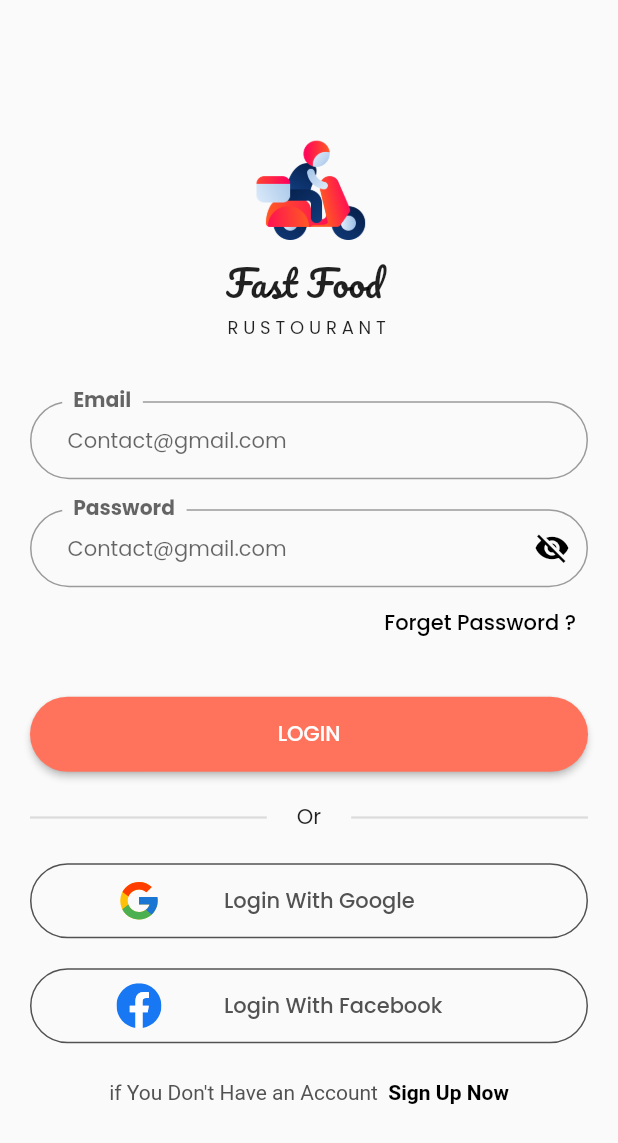
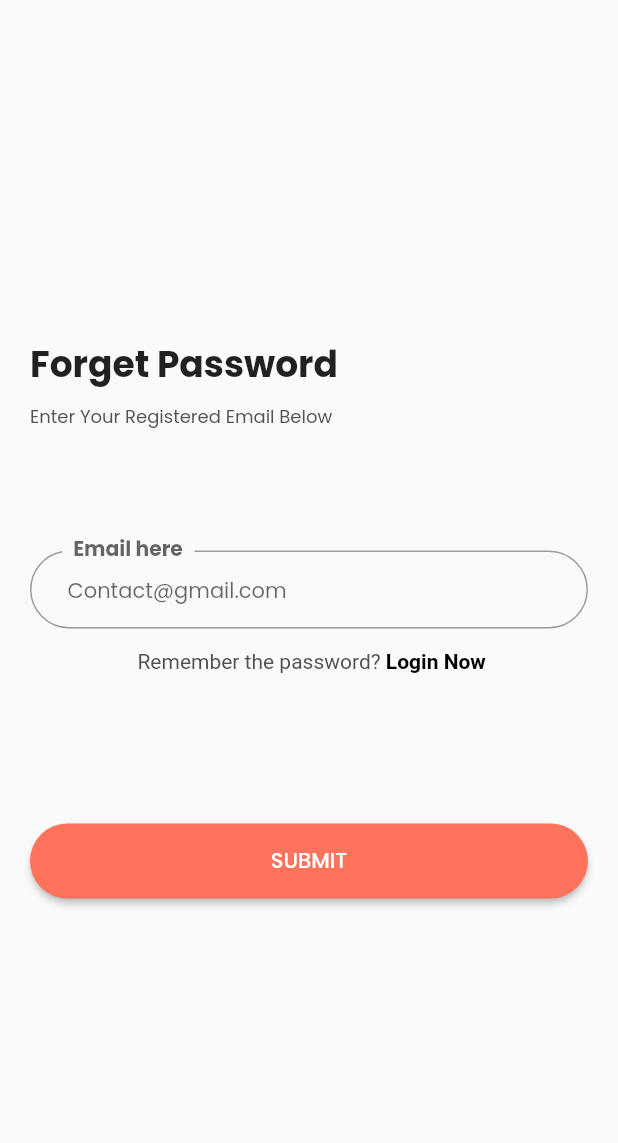
Before and after one commit to AhmedMohmmedd/fast-food-ecommerce, a Flutter app: the screen it shows after launch, on a phone screen of 412 x 824 dp. Shown: the top 1143 px of the screen. Run offline on Flutter 3.47's test engine with Material 3 defaults, Android fonts, the phone set to English and light mode, and no system bars; our stand-ins replace bloc, flutter_bloc, flutter_svg.

Commit message:
forget-password-done

```diff
--- /dev/null
+++ b/lib/features/auth/screens/login/forget_password.dart
@@ -0,0 +1,70 @@
+import 'package:ecommerc/core/app_styles/app_colors.dart';
+import 'package:ecommerc/core/app_styles/styles.dart';
+import 'package:ecommerc/core/widgets/buttons/elevated_button.dart';
+import 'package:ecommerc/core/widgets/text_fields/normal_text_field.dart';
+import 'package:flutter/material.dart';
+
+class ForgetPasswordScreen extends StatelessWidget {
+  const ForgetPasswordScreen({super.key});
+
+  @override
+  Widget build(BuildContext context) {
+    return Scaffold(
+      body: SafeArea(
+        child: Center(
+          child: SingleChildScrollView(
+            child: Padding(
+              padding:const EdgeInsets.symmetric(
+                horizontal: 20,
+                vertical: 10,
+              ),
+              child: Column(
+                mainAxisAlignment: MainAxisAlignment.center,
+                crossAxisAlignment: CrossAxisAlignment.start,
+                children: [
+                  const Text(
+                    'Forget Password',
+                    style: TextStyles.bold24,
+                  ),
+                  const SizedBox(
+                    height: 8,
+                  ),
+                  const Text(
+                    'Enter Your Registered Email Below',
+                    style: TextStyle(color:  AppColors.dark , fontSize: 12,),
+                  ),
+                  const SizedBox(
+                    height: 80,
+                  ),
+                  const CustomTextField(
+                    hint: 'Contact@gmail.com',
+                    label: 'Email here',
+                  ),
+                  const SizedBox(
+                    height: 14,
+                  ),
+                  Center(
+                    child: RichText(
+                      textAlign: TextAlign.center,
+                      text: const TextSpan(children: [
+                        TextSpan(
+                            text: " Remember the password? ",
+                            style: TextStyle(color: AppColors.dark)),
+                        TextSpan(text: "Login Now", style: TextStyles.semibold14 ,),
+                      ]),
+                    ),
+                  ),
+
+                     const SizedBox(
+                    height: 100,
+                  ),
+                  CustomElevatedButton(title: 'SUBMIT', onTap: (){}),
+                ],
+              ),
+            ),
+          ),
+        ),
+      ),
+    );
+  }
+}
--- a/lib/main.dart
+++ b/lib/main.dart
@@ -1,5 +1,6 @@
 import 'package:ecommerc/core/app_styles/app_themes.dart';
 import 'package:ecommerc/features/auth/screens/auth_welcome.dart';
+import 'package:ecommerc/features/auth/screens/login/forget_password.dart';
 import 'package:ecommerc/features/auth/screens/login/login.dart';
 import 'package:ecommerc/features/onboarding/welcome/welcom.dart';
 import 'package:flutter/material.dart';
@@ -18,7 +19,7 @@ class MyApp extends StatelessWidget {
       title: 'Fast Food',
       debugShowCheckedModeBanner: false,
       theme: AppThemes.light,
-      home:  LoginScreen(),
+      home:  ForgetPasswordScreen(),
     );
   }
 }
```
